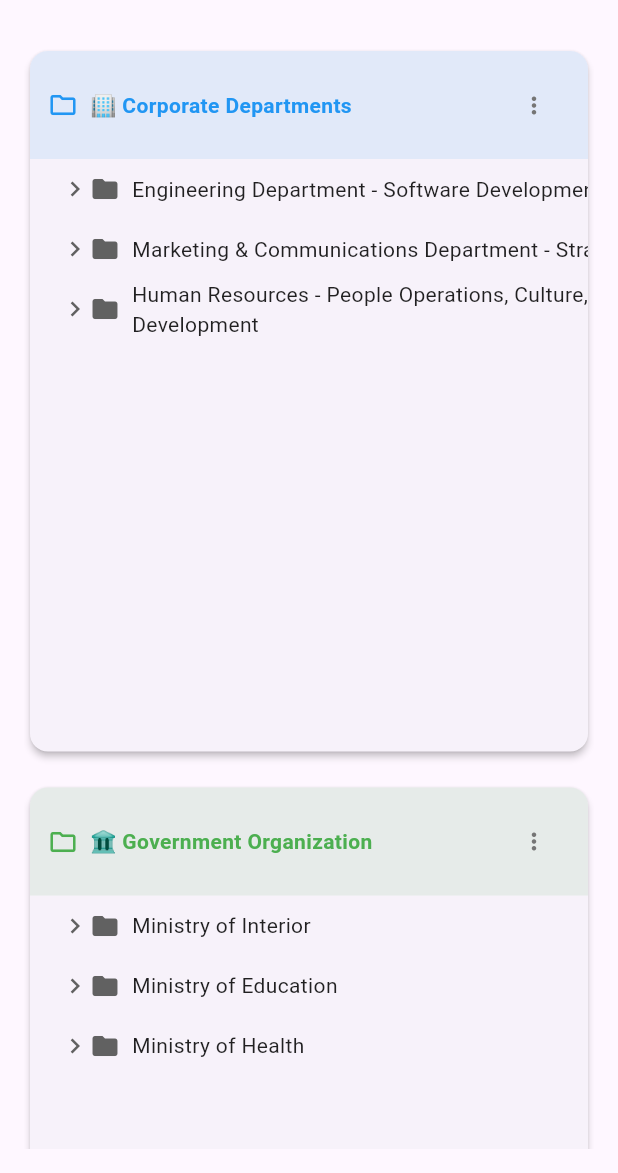
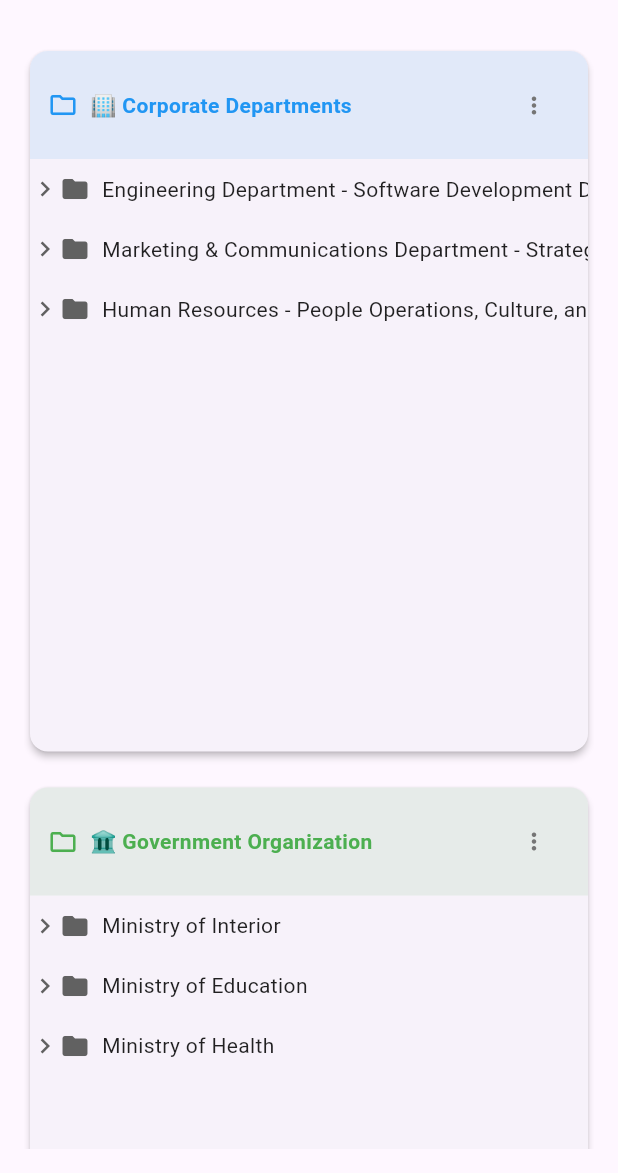
Before and after one commit to kihyun1998/flutter_folderview, a Flutter app: the screen it shows after launch, on a phone screen of 412 x 824 dp, the part 63-1236 px from its top. Run offline on Flutter 3.47's test engine with Material 3 defaults, Android fonts, the phone set to English and light mode, and no system bars; our stand-ins replace riverpod_annotation; generated files the repository leaves out were written again.

Commit message:
update: 앞에 공백 제거

```diff
--- a/lib/widgets/node_widget.dart
+++ b/lib/widgets/node_widget.dart
@@ -103,8 +103,11 @@ class _NodeWidgetState<T> extends State<NodeWidget<T>>
               child: Row(
                 crossAxisAlignment: CrossAxisAlignment.stretch,
                 children: [
-                  // // Spacer for the connector line (Non-clickable)
-                  SizedBox(width: widget.theme.iconTheme.iconSize),
+                  // Spacer for the connector line (Non-clickable)
+                  // Root nodes have no left space, child nodes have iconSize space
+                  SizedBox(
+                    width: widget.isRoot ? 0 : widget.theme.iconTheme.iconSize,
+                  ),
 
                   // Clickable Content
                   Expanded(
@@ -160,9 +163,6 @@ class _NodeWidgetState<T> extends State<NodeWidget<T>>
               child: SizeTransition(
                 sizeFactor: _heightFactor,
                 axisAlignment: -1.0, // Expand from top
-                child: Padding(
-                  padding:
-                      EdgeInsets.only(left: widget.theme.iconTheme.iconSize),
                 child: Column(
                   children: widget.node.children.asMap().entries.map((entry) {
                     return NodeWidget<T>(
@@ -178,8 +178,6 @@ class _NodeWidgetState<T> extends State<NodeWidget<T>>
                 ),
               ),
             ),
-            ),
-
           ],
         ),
       ],
@@ -223,21 +221,25 @@ class _NodeWidgetState<T> extends State<NodeWidget<T>>
     TextStyle? style = widget.theme.textTheme.textStyle;
 
     if (widget.selectedNodeIds?.contains(widget.node.id) ?? false) {
-      style = style?.merge(widget.theme.textTheme.selectedTextStyle) ??
+      style =
+          style?.merge(widget.theme.textTheme.selectedTextStyle) ??
           widget.theme.textTheme.selectedTextStyle;
     }
 
     switch (widget.node.type) {
       case NodeType.folder:
-        style = style?.merge(widget.theme.textTheme.folderTextStyle) ??
+        style =
+            style?.merge(widget.theme.textTheme.folderTextStyle) ??
             widget.theme.textTheme.folderTextStyle;
         break;
       case NodeType.parent:
-        style = style?.merge(widget.theme.textTheme.parentTextStyle) ??
+        style =
+            style?.merge(widget.theme.textTheme.parentTextStyle) ??
             widget.theme.textTheme.parentTextStyle;
         break;
       case NodeType.child:
-        style = style?.merge(widget.theme.textTheme.childTextStyle) ??
+        style =
+            style?.merge(widget.theme.textTheme.childTextStyle) ??
             widget.theme.textTheme.childTextStyle;
         break;
     }
```
Lines whose indentation alone changed are shown as unchanged.
